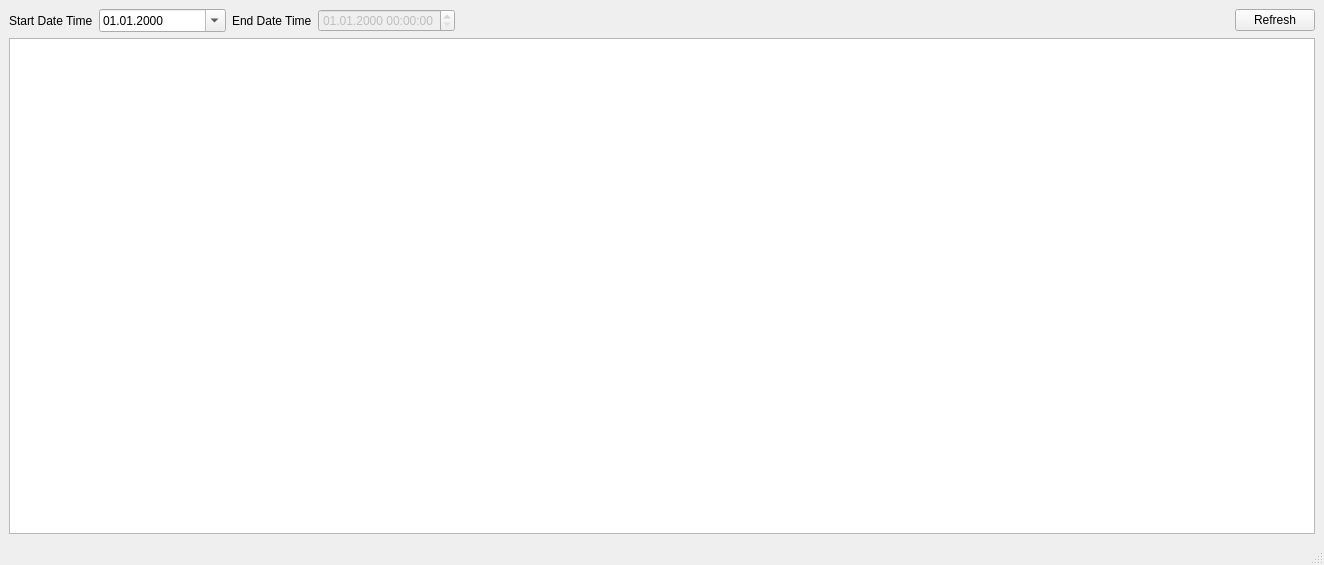
CMLDMR/CallLog, file MainWindow.ui: the form before one commit.
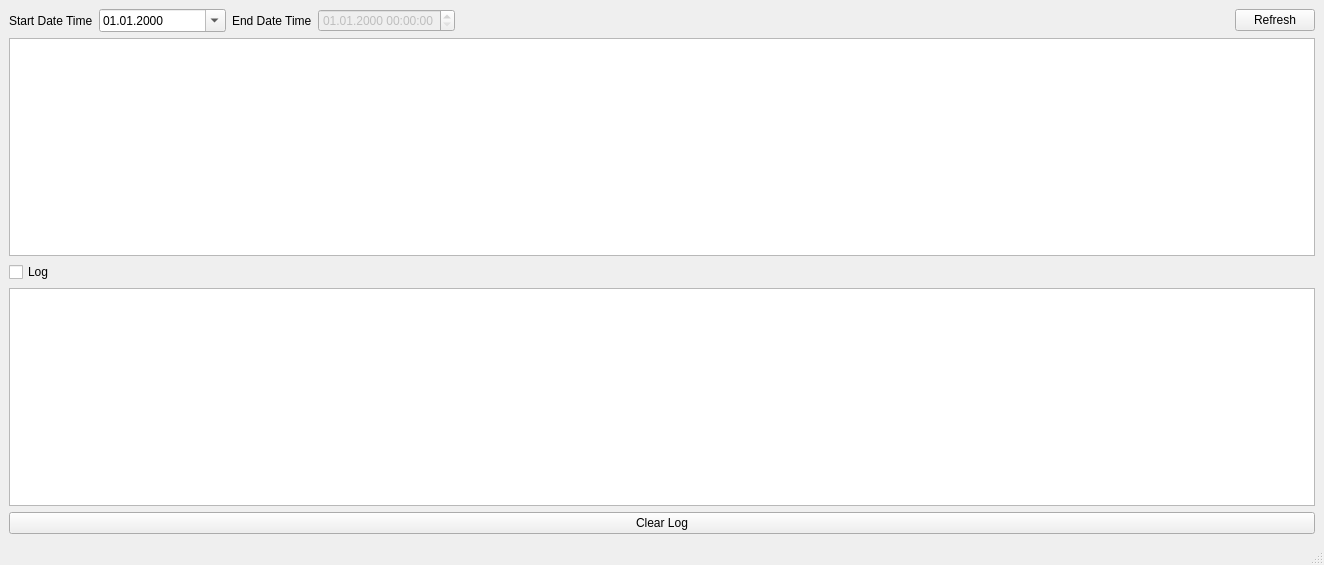
The form after the commit.

What changed in the file:
```diff
--- a/MainWindow.ui
+++ b/MainWindow.ui
@@ -90,6 +90,30 @@
     <item>
      <widget class="QTableView" name="tableView"/>
     </item>
+    <item>
+     <widget class="QCheckBox" name="openLogCheckBox">
+      <property name="text">
+       <string>Log</string>
+      </property>
+     </widget>
+    </item>
+    <item>
+     <widget class="QPlainTextEdit" name="logPlainTextEdit">
+      <property name="maximumSize">
+       <size>
+        <width>16777215</width>
+        <height>250</height>
+       </size>
+      </property>
+     </widget>
+    </item>
+    <item>
+     <widget class="QPushButton" name="clearLogPushButton">
+      <property name="text">
+       <string>Clear Log</string>
+      </property>
+     </widget>
+    </item>
    </layout>
   </widget>
   <widget class="QMenuBar" name="menubar">
```
